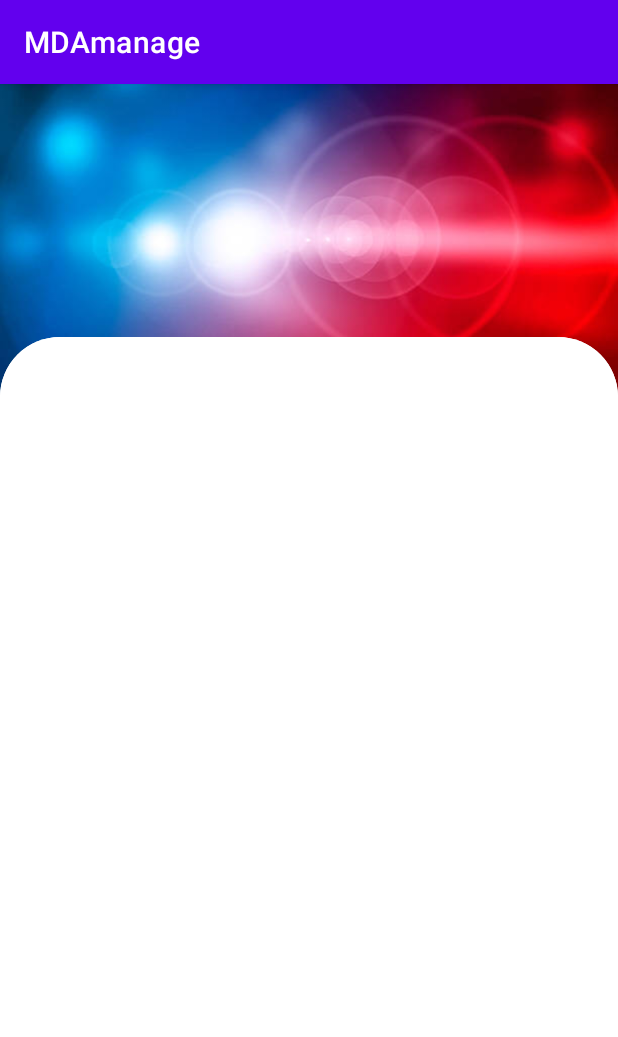
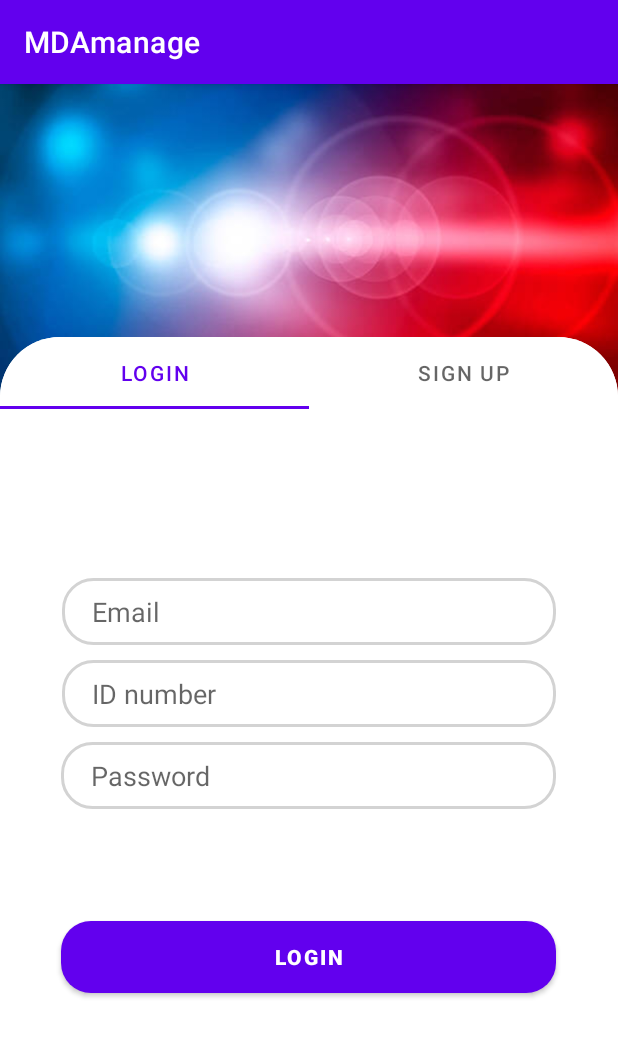
Before and after one commit to ezri1234/MDAmanage, an Android app: the screen it shows after launch (SignInUpActivity), on a phone screen of 412 x 824 dp. Shown: the top 1037 px of the screen. Run offline under Robolectric (Android 15) with nearby library versions, the light colour scheme and no system bars.

Commit message:
final signin/up activity

```diff
--- /dev/null
+++ b/app/src/main/java/com/ezrimo/mdamanage/LogInAdapter.java
@@ -0,0 +1,39 @@
+package com.ezrimo.mdamanage;
+
+import android.content.Context;
+
+import androidx.fragment.app.Fragment;
+import androidx.fragment.app.FragmentManager;
+import androidx.fragment.app.FragmentPagerAdapter;
+import androidx.viewpager2.adapter.FragmentStateAdapter;
+
+public class LogInAdapter extends FragmentPagerAdapter {
+    private Context context;
+    int totalTabs;
+
+    public LogInAdapter (FragmentManager fm, Context context, int totalTabs){
+        super(fm);
+        this.context = context;
+        this.totalTabs = totalTabs;
+    }
+
+
+    public Fragment getItem(int position){
+        switch (position){
+            case 0:
+                LoginTabFragment loginTabFragment = new LoginTabFragment();
+                return loginTabFragment;
+            case 1:
+                SignUpTabFragment signUpTabFragment = new SignUpTabFragment();
+                return signUpTabFragment;
+            default:
+                return null;
+        }
+
+    }
+
+    @Override
+    public int getCount() {
+        return totalTabs;
+    }
+}
--- /dev/null
+++ b/app/src/main/java/com/ezrimo/mdamanage/LoginTabFragment.java
@@ -0,0 +1,18 @@
+package com.ezrimo.mdamanage;
+
+import android.os.Bundle;
+import android.view.LayoutInflater;
+import android.view.View;
+import android.view.ViewGroup;
+
+import androidx.fragment.app.Fragment;
+
+public class LoginTabFragment extends Fragment {
+    @Override
+    public View onCreateView(LayoutInflater inflater, ViewGroup container, Bundle savedInstanceState){
+        ViewGroup root = (ViewGroup) inflater.inflate(R.layout.login_tab_fragment, container, false);
+
+        return root;
+    }
+
+}
--- a/app/src/main/java/com/ezrimo/mdamanage/SignInUpActivity.java
+++ b/app/src/main/java/com/ezrimo/mdamanage/SignInUpActivity.java
@@ -1,14 +1,30 @@
 package com.ezrimo.mdamanage;
 
 import androidx.appcompat.app.AppCompatActivity;
+import androidx.viewpager.widget.ViewPager;
 
 import android.os.Bundle;
 
+import com.google.android.material.tabs.TabLayout;
+
 public class SignInUpActivity extends AppCompatActivity {
+    TabLayout tabLayout;
+    ViewPager viewPager;
 
     @Override
     protected void onCreate(Bundle savedInstanceState) {
         super.onCreate(savedInstanceState);
         setContentView(R.layout.activity_sign_in_up);
+        tabLayout = findViewById(R.id.tab_layout);
+        viewPager = findViewById(R.id.view_pager);
+
+        tabLayout.addTab(tabLayout.newTab().setText("login"));
+        tabLayout.addTab(tabLayout.newTab().setText("Sign UP"));
+        tabLayout.setTabGravity(TabLayout.GRAVITY_FILL);
+
+        LogInAdapter adapter = new LogInAdapter(getSupportFragmentManager(), this, tabLayout.getTabCount());
+        viewPager.setAdapter(adapter);
+
+        viewPager.addOnPageChangeListener( new TabLayout.TabLayoutOnPageChangeListener(tabLayout));
     }
 }
--- /dev/null
+++ b/app/src/main/java/com/ezrimo/mdamanage/SignUpTabFragment.java
@@ -0,0 +1,17 @@
+package com.ezrimo.mdamanage;
+
+import android.os.Bundle;
+import android.view.LayoutInflater;
+import android.view.View;
+import android.view.ViewGroup;
+
+import androidx.fragment.app.Fragment;
+
+public class SignUpTabFragment extends Fragment {
+    @Override
+    public View onCreateView(LayoutInflater inflater, ViewGroup container, Bundle savedInstanceState){
+        ViewGroup root = (ViewGroup) inflater.inflate(R.layout.singup_tab_fragment, container, false);
+
+        return root;
+    }
+}
--- /dev/null
+++ b/app/src/main/res/drawable/button_bg.xml
@@ -0,0 +1,5 @@
+<?xml version="1.0" encoding="utf-8"?>
+<shape xmlns:android="http://schemas.android.com/apk/res/android">
+    <corners android:radius="20dp"/>
+    <solid android:color="#cb4343"/>
+</shape>
--- /dev/null
+++ b/app/src/main/res/drawable/tv_bg.xml
@@ -0,0 +1,6 @@
+<?xml version="1.0" encoding="utf-8"?>
+<shape xmlns:android="http://schemas.android.com/apk/res/android">
+    <corners android:radius="20dp"/>
+    <stroke android:width="2dp"
+        android:color="#D3D3D3"/>
+</shape>
--- /dev/null
+++ b/app/src/main/res/layout/login_tab_fragment.xml
@@ -0,0 +1,81 @@
+<?xml version="1.0" encoding="utf-8"?>
+<androidx.constraintlayout.widget.ConstraintLayout xmlns:android="http://schemas.android.com/apk/res/android"
+    xmlns:app="http://schemas.android.com/apk/res-auto"
+    xmlns:tools="http://schemas.android.com/tools"
+    android:layout_width="match_parent"
+    android:layout_height="match_parent">
+
+    <EditText
+        android:id="@+id/email"
+        android:layout_width="0dp"
+        android:layout_height="wrap_content"
+        app:layout_constraintWidth_percent=".8"
+        app:layout_constraintVertical_bias=".3"
+        android:hint="Email"
+        android:paddingLeft="20dp"
+        android:paddingRight="10dp"
+        android:paddingBottom="10dp"
+        app:layout_constraintBottom_toBottomOf="parent"
+        app:layout_constraintEnd_toEndOf="parent"
+        app:layout_constraintStart_toStartOf="parent"
+        app:layout_constraintTop_toTopOf="parent"
+        android:background="@drawable/tv_bg"
+        android:paddingTop="10dp"/>
+
+    <EditText
+        android:id="@+id/Id"
+        android:layout_width="0dp"
+        android:layout_height="wrap_content"
+        android:hint="ID number"
+        android:inputType="number"
+        android:paddingLeft="20dp"
+        android:paddingRight="10dp"
+        android:paddingBottom="10dp"
+        app:layout_constraintVertical_bias="0"
+        android:layout_marginTop="10dp"
+        app:layout_constraintBottom_toBottomOf="parent"
+        app:layout_constraintEnd_toEndOf="parent"
+        app:layout_constraintStart_toStartOf="parent"
+        app:layout_constraintTop_toBottomOf="@+id/email"
+        app:layout_constraintWidth_percent=".8"
+        android:background="@drawable/tv_bg"
+        android:paddingTop="10dp"/>
+
+
+    <Button
+        android:layout_width="0dp"
+        android:layout_height="wrap_content"
+        android:background="@drawable/button_bg"
+        android:text="login"
+        android:textStyle="bold"
+        app:layout_constraintBottom_toBottomOf="parent"
+
+        app:layout_constraintEnd_toEndOf="parent"
+        app:layout_constraintHorizontal_bias="0.497"
+        app:layout_constraintStart_toStartOf="parent"
+        app:layout_constraintTop_toTopOf="parent"
+        app:layout_constraintVertical_bias="0.92"
+        app:layout_constraintWidth_percent=".8" />
+
+    <EditText
+        android:id="@+id/editTextTextPassword"
+        android:layout_width="0dp"
+        android:layout_height="wrap_content"
+        android:layout_marginTop="10dp"
+        android:ems="10"
+        android:hint="Password"
+        android:inputType="textPassword"
+        android:paddingLeft="20dp"
+        android:paddingRight="10dp"
+        android:paddingBottom="10dp"
+        app:layout_constraintBottom_toBottomOf="parent"
+        app:layout_constraintEnd_toEndOf="parent"
+        app:layout_constraintHorizontal_bias="0.497"
+        app:layout_constraintStart_toStartOf="parent"
+        app:layout_constraintTop_toBottomOf="@+id/Id"
+        app:layout_constraintVertical_bias="0.0"
+        app:layout_constraintWidth_percent=".8"
+        android:background="@drawable/tv_bg"
+        android:paddingTop="10dp"/>
+
+</androidx.constraintlayout.widget.ConstraintLayout>
```
Also changed, not shown: app/src/main/res/layout/singup_tab_fragment.xml (added, +94 -0 lines).
